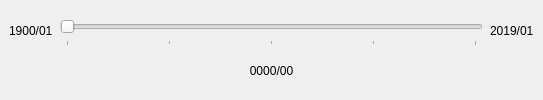
Qt form qlib3/base/ui_timeseries.ui (OpenICGC/QgisPlugin) before a commit.
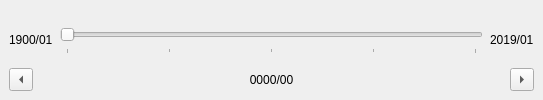
The same form after that commit.

Patch:
```diff
--- a/qlib3/base/ui_timeseries.ui
+++ b/qlib3/base/ui_timeseries.ui
@@ -100,6 +100,18 @@
        </layout>
       </item>
       <item>
+       <layout class="QHBoxLayout" name="horizontalLayout_2">
+        <item>
+         <widget class="QToolButton" name="toolButton_previous">
+          <property name="text">
+           <string>...</string>
+          </property>
+          <property name="arrowType">
+           <enum>Qt::LeftArrow</enum>
+          </property>
+         </widget>
+        </item>
+        <item>
        <widget class="QLabel" name="label_current">
         <property name="text">
          <string>0000/00</string>
@@ -108,6 +120,18 @@
          <set>Qt::AlignCenter</set>
         </property>
        </widget>
+        </item>
+        <item>
+         <widget class="QToolButton" name="toolButton_next">
+          <property name="text">
+           <string>...</string>
+          </property>
+          <property name="arrowType">
+           <enum>Qt::RightArrow</enum>
+          </property>
+         </widget>
+        </item>
+       </layout>
       </item>
      </layout>
     </item>
```
Left out of the diff: 11 changed lines with no effect on the pictures. Lines whose indentation alone changed are shown as unchanged.
